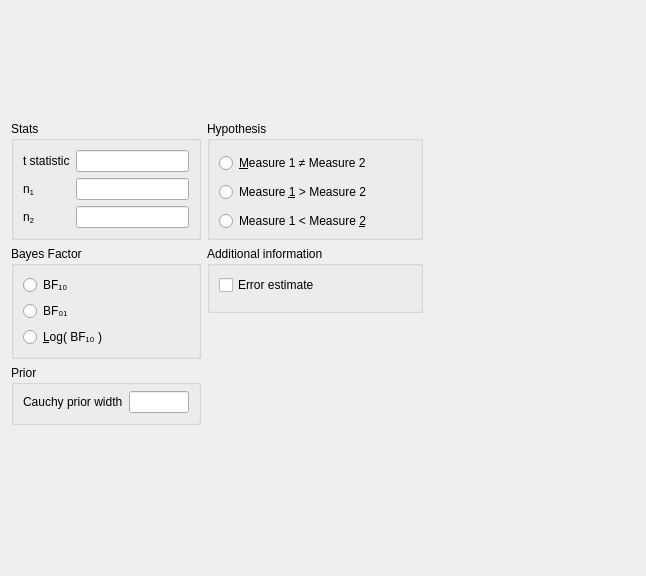
Qt form JASP-Desktop/analysisforms/bffromtpairedsamplesform.ui (jasp-stats/jasp-desktop) before a commit.
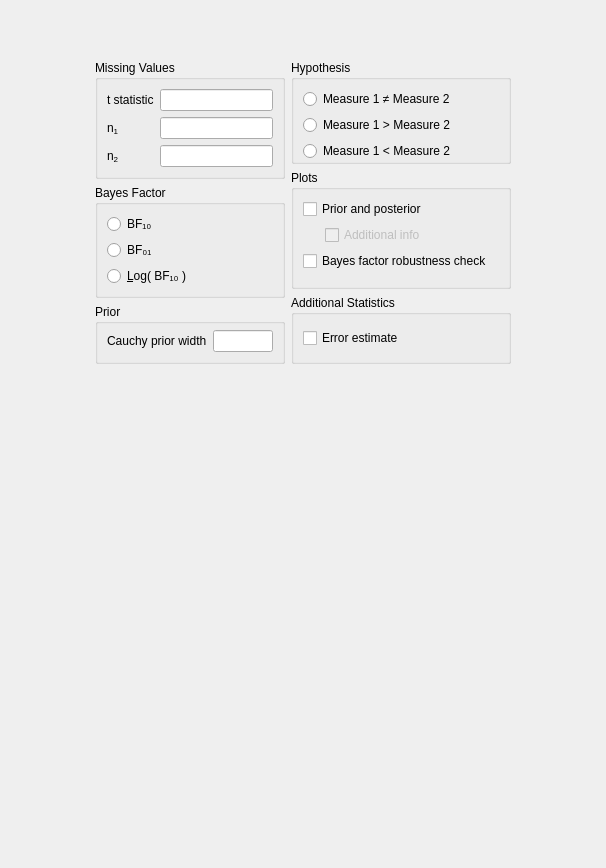
The same form after that commit. Custom widgets are drawn as their Qt base class.

Commit message: added bayes factor robustness to UI

The edit to the form file:
```diff
--- a/JASP-Desktop/analysisforms/bffromtpairedsamplesform.ui
+++ b/JASP-Desktop/analysisforms/bffromtpairedsamplesform.ui
@@ -6,8 +6,8 @@
    <rect>
     <x>0</x>
     <y>0</y>
-    <width>646</width>
-    <height>576</height>
+    <width>606</width>
+    <height>868</height>
    </rect>
   </property>
   <property name="sizePolicy">
@@ -23,32 +23,6 @@
    <property name="verticalSpacing">
     <number>0</number>
    </property>
-   <item row="0" column="0">
-    <spacer name="verticalSpacer_3">
-     <property name="orientation">
-      <enum>Qt::Vertical</enum>
-     </property>
-     <property name="sizeHint" stdset="0">
-      <size>
-       <width>20</width>
-       <height>20</height>
-      </size>
-     </property>
-    </spacer>
-   </item>
-   <item row="1" column="1">
-    <spacer name="horizontalSpacer_4">
-     <property name="orientation">
-      <enum>Qt::Horizontal</enum>
-     </property>
-     <property name="sizeHint" stdset="0">
-      <size>
-       <width>40</width>
-       <height>20</height>
-      </size>
-     </property>
-    </spacer>
-   </item>
    <item row="1" column="0">
     <widget class="QWidget" name="gridWidget" native="true">
      <property name="sizePolicy">
@@ -67,7 +41,20 @@
       <property name="bottomMargin">
        <number>0</number>
       </property>
-      <item row="1" column="0">
+      <item row="0" column="0">
+       <spacer name="verticalSpacer_3">
+        <property name="orientation">
+         <enum>Qt::Vertical</enum>
+        </property>
+        <property name="sizeHint" stdset="0">
+         <size>
+          <width>20</width>
+          <height>40</height>
+         </size>
+        </property>
+       </spacer>
+      </item>
+      <item row="2" column="0">
        <widget class="QWidget" name="widget_2" native="true">
         <property name="maximumSize">
          <size>
@@ -88,20 +75,49 @@
          <property name="bottomMargin">
           <number>0</number>
          </property>
-         <item row="7" column="0">
-          <spacer name="verticalSpacer">
-           <property name="orientation">
-            <enum>Qt::Vertical</enum>
+         <item row="4" column="0">
+          <widget class="BoundGroupBox" name="missingValues">
+           <property name="title">
+            <string>Missing Values</string>
            </property>
-           <property name="sizeHint" stdset="0">
-            <size>
-             <width>20</width>
-             <height>40</height>
-            </size>
+           <property name="flat">
+            <bool>false</bool>
            </property>
-          </spacer>
+           <layout class="QGridLayout" name="gridLayout_6">
+            <item row="0" column="1">
+             <widget class="BoundTextBox" name="tStatistic"/>
+            </item>
+            <item row="1" column="1">
+             <widget class="BoundTextBox" name="n1Size"/>
+            </item>
+            <item row="2" column="1">
+             <widget class="BoundTextBox" name="n2Size"/>
+            </item>
+            <item row="0" column="0">
+             <widget class="QLabel" name="label_2">
+              <property name="text">
+               <string>t statistic</string>
+              </property>
+             </widget>
+            </item>
+            <item row="1" column="0">
+             <widget class="QLabel" name="label_3">
+              <property name="text">
+               <string>n&lt;sub&gt;1&lt;/sub&gt;</string>
+              </property>
+             </widget>
+            </item>
+            <item row="2" column="0">
+             <widget class="QLabel" name="label_4">
+              <property name="text">
+               <string>n&lt;sub&gt;2&lt;/sub&gt;</string>
+              </property>
+             </widget>
+            </item>
+           </layout>
+          </widget>
          </item>
-         <item row="2" column="0">
+         <item row="5" column="0">
           <widget class="BoundGroupBox" name="bayesFactorType">
            <property name="title">
             <string>Bayes Factor</string>
@@ -165,7 +181,7 @@
            </layout>
           </widget>
          </item>
-         <item row="3" column="0">
+         <item row="6" column="0">
           <widget class="GroupBox" name="groupBox">
            <property name="title">
             <string>Prior</string>
@@ -215,7 +231,7 @@
         </layout>
        </widget>
       </item>
-      <item row="1" column="1">
+      <item row="2" column="1">
        <widget class="QWidget" name="widget_3" native="true">
         <property name="sizePolicy">
          <sizepolicy hsizetype="Preferred" vsizetype="Preferred">
@@ -237,25 +253,156 @@
           <number>0</number>
          </property>
          <item row="2" column="0">
-          <spacer name="verticalSpacer_4">
-           <property name="orientation">
-            <enum>Qt::Vertical</enum>
+          <widget class="BoundGroupBox" name="hypothesis">
+           <property name="title">
+            <string>Hypothesis</string>
            </property>
-           <property name="sizeHint" stdset="0">
-            <size>
-             <width>20</width>
-             <height>40</height>
-            </size>
+           <property name="flat">
+            <bool>true</bool>
            </property>
-          </spacer>
+           <layout class="QGridLayout" name="gridLayout_9">
+            <property name="bottomMargin">
+             <number>0</number>
+            </property>
+            <item row="1" column="1">
+             <spacer name="horizontalSpacer">
+              <property name="orientation">
+               <enum>Qt::Horizontal</enum>
+              </property>
+              <property name="sizeHint" stdset="0">
+               <size>
+                <width>40</width>
+                <height>20</height>
+               </size>
+              </property>
+             </spacer>
+            </item>
+            <item row="2" column="0">
+             <widget class="QRadioButton" name="_3oneTailedLessThan">
+              <property name="sizePolicy">
+               <sizepolicy hsizetype="Fixed" vsizetype="Fixed">
+                <horstretch>0</horstretch>
+                <verstretch>0</verstretch>
+               </sizepolicy>
+              </property>
+              <property name="text">
+               <string>Measure 1 &lt; Measure 2</string>
+              </property>
+             </widget>
+            </item>
+            <item row="0" column="0">
+             <widget class="QRadioButton" name="_1twoTailed">
+              <property name="sizePolicy">
+               <sizepolicy hsizetype="Fixed" vsizetype="Fixed">
+                <horstretch>0</horstretch>
+                <verstretch>0</verstretch>
+               </sizepolicy>
+              </property>
+              <property name="text">
+               <string>Measure 1 ≠ Measure 2</string>
+              </property>
+             </widget>
+            </item>
+            <item row="1" column="0">
+             <widget class="QRadioButton" name="_2oneTailedGreaterThan">
+              <property name="sizePolicy">
+               <sizepolicy hsizetype="Fixed" vsizetype="Fixed">
+                <horstretch>0</horstretch>
+                <verstretch>0</verstretch>
+               </sizepolicy>
+              </property>
+              <property name="text">
+               <string>Measure 1 &gt; Measure 2</string>
+              </property>
+             </widget>
+            </item>
+           </layout>
+          </widget>
          </item>
-         <item row="1" column="0">
+         <item row="4" column="0">
+          <widget class="GroupBox" name="groupBox_7">
+           <property name="title">
+            <string>Additional Statistics</string>
+           </property>
+           <layout class="QGridLayout" name="gridLayout_3">
+            <item row="0" column="0" colspan="2">
+             <widget class="BoundCheckBox" name="errorEstimate">
+              <property name="sizePolicy">
+               <sizepolicy hsizetype="Fixed" vsizetype="Fixed">
+                <horstretch>0</horstretch>
+                <verstretch>0</verstretch>
+               </sizepolicy>
+              </property>
+              <property name="text">
+               <string>Error estimate</string>
+              </property>
+             </widget>
+            </item>
+            <item row="0" column="2">
+             <spacer name="horizontalSpacer_2">
+              <property name="orientation">
+               <enum>Qt::Horizontal</enum>
+              </property>
+              <property name="sizeHint" stdset="0">
+               <size>
+                <width>40</width>
+                <height>20</height>
+               </size>
+              </property>
+             </spacer>
+            </item>
+           </layout>
+          </widget>
+         </item>
+         <item row="3" column="0">
           <widget class="GroupBox" name="plotsGroup">
            <property name="title">
-            <string>Additional information</string>
+            <string>Plots</string>
            </property>
            <layout class="QGridLayout" name="gridLayout_4">
-            <item row="2" column="0">
+            <item row="0" column="0" colspan="3">
+             <widget class="BoundCheckBox" name="plotPriorAndPosterior">
+              <property name="sizePolicy">
+               <sizepolicy hsizetype="Fixed" vsizetype="Fixed">
+                <horstretch>0</horstretch>
+                <verstretch>0</verstretch>
+               </sizepolicy>
+              </property>
+              <property name="text">
+               <string>Prior and posterior</string>
+              </property>
+             </widget>
+            </item>
+            <item row="2" column="1" colspan="3">
+             <widget class="BoundCheckBox" name="plotPriorAndPosteriorAdditionalInfo">
+              <property name="enabled">
+               <bool>false</bool>
+              </property>
+              <property name="sizePolicy">
+               <sizepolicy hsizetype="Fixed" vsizetype="Fixed">
+                <horstretch>0</horstretch>
+                <verstretch>0</verstretch>
+               </sizepolicy>
+              </property>
+              <property name="text">
+               <string>Additional info</string>
+              </property>
+             </widget>
+            </item>
+            <item row="3" column="0" colspan="3">
+             <widget class="BoundCheckBox" name="plotBayesFactorRobustness">
+              <property name="sizePolicy">
+               <sizepolicy hsizetype="Fixed" vsizetype="Fixed">
+                <horstretch>0</horstretch>
+                <verstretch>0</verstretch>
+               </sizepolicy>
+              </property>
+              <property name="text">
+               <string>Bayes factor robustness check</string>
+              </property>
+             </widget>
+            </item>
+            <item row="4" column="0">
              <widget class="QWidget" name="widget_4" native="true">
               <property name="maximumSize">
                <size>
@@ -265,131 +412,12 @@
               </property>
              </widget>
             </item>
-            <item row="0" column="0" colspan="2">
-             <widget class="BoundCheckBox" name="errorEstimate">
-              <property name="sizePolicy">
-               <sizepolicy hsizetype="Fixed" vsizetype="Fixed">
-                <horstretch>0</horstretch>
-                <verstretch>0</verstretch>
-               </sizepolicy>
-              </property>
-              <property name="text">
-               <string>Error estimate</string>
-              </property>
-             </widget>
-            </item>
            </layout>
           </widget>
          </item>
         </layout>
        </widget>
       </item>
-      <item row="0" column="0">
-       <widget class="GroupBox" name="groupBox_7">
-        <property name="title">
-         <string>Stats</string>
-        </property>
-        <layout class="QGridLayout" name="gridLayout_3">
-         <item row="2" column="0">
-          <widget class="QLabel" name="label_6">
-           <property name="text">
-            <string>n&lt;sub&gt;2&lt;/sub&gt;</string>
-           </property>
-          </widget>
-         </item>
-         <item row="1" column="0">
-          <widget class="QLabel" name="label_5">
-           <property name="text">
-            <string>n&lt;sub&gt;1&lt;/sub&gt;</string>
-           </property>
-          </widget>
-         </item>
-         <item row="1" column="1">
-          <widget class="BoundTextBox" name="n1Size"/>
-         </item>
-         <item row="0" column="1">
-          <widget class="BoundTextBox" name="tStatistic"/>
-         </item>
-         <item row="0" column="0">
-          <widget class="QLabel" name="label_4">
-           <property name="text">
-            <string>t statistic</string>
-           </property>
-          </widget>
-         </item>
-         <item row="2" column="1">
-          <widget class="BoundTextBox" name="n2Size"/>
-         </item>
-        </layout>
-       </widget>
-      </item>
-      <item row="0" column="1">
-       <widget class="BoundGroupBox" name="hypothesis">
-        <property name="title">
-         <string>Hypothesis</string>
-        </property>
-        <property name="flat">
-         <bool>true</bool>
-        </property>
-        <layout class="QGridLayout" name="gridLayout_9">
-         <property name="bottomMargin">
-          <number>0</number>
-         </property>
-         <item row="2" column="0">
-          <widget class="QRadioButton" name="_3oneTailedLessThan">
-           <property name="sizePolicy">
-            <sizepolicy hsizetype="Fixed" vsizetype="Fixed">
-             <horstretch>0</horstretch>
-             <verstretch>0</verstretch>
-            </sizepolicy>
-           </property>
-           <property name="text">
-            <string>Measure 1 &lt; Measure &amp;2</string>
-           </property>
-          </widget>
-         </item>
-         <item row="1" column="0">
-          <widget class="QRadioButton" name="_2oneTailedGreaterThan">
-           <property name="sizePolicy">
-            <sizepolicy hsizetype="Fixed" vsizetype="Fixed">
-             <horstretch>0</horstretch>
-             <verstretch>0</verstretch>
-            </sizepolicy>
-           </property>
-           <property name="text">
-            <string>Measure &amp;1 &gt; Measure 2</string>
-           </property>
-          </widget>
-         </item>
-         <item row="0" column="0">
-          <widget class="QRadioButton" name="_1twoTailed">
-           <property name="sizePolicy">
-            <sizepolicy hsizetype="Fixed" vsizetype="Fixed">
-             <horstretch>0</horstretch>
-             <verstretch>0</verstretch>
-            </sizepolicy>
-           </property>
-           <property name="text">
-            <string>&amp;Measure 1 ≠ Measure 2</string>
-           </property>
-          </widget>
-         </item>
-         <item row="1" column="1">
-          <spacer name="horizontalSpacer">
-           <property name="orientation">
-            <enum>Qt::Horizontal</enum>
-           </property>
-           <property name="sizeHint" stdset="0">
-            <size>
-             <width>40</width>
-             <height>20</height>
-            </size>
-           </property>
-          </spacer>
-         </item>
-        </layout>
-       </widget>
-      </item>
      </layout>
     </widget>
    </item>
```
Left out of the diff: 19 changed lines with no effect on the pictures. The commit also changes 8 other files.
